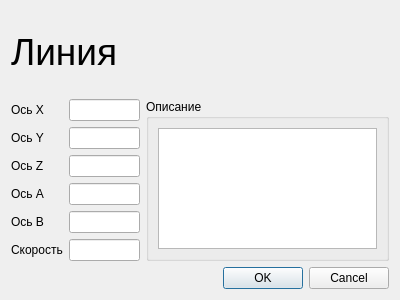
Above: KAMEditor/gui/commands/linedialog.ui from Xtail96/SML before the change. Below: the same form after it.
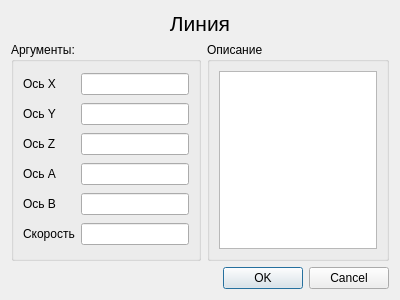
That is the form after the change.

What changed in the file:
```diff
--- a/KAMEditor/gui/commands/linedialog.ui
+++ b/KAMEditor/gui/commands/linedialog.ui
@@ -14,11 +14,33 @@
    <string>Линия</string>
   </property>
   <layout class="QGridLayout" name="gridLayout">
+   <item row="1" column="1" rowspan="2">
+    <widget class="QGroupBox" name="line_groupBox_description">
+     <property name="sizePolicy">
+      <sizepolicy hsizetype="Preferred" vsizetype="Preferred">
+       <horstretch>5</horstretch>
+       <verstretch>0</verstretch>
+      </sizepolicy>
+     </property>
+     <property name="title">
+      <string>Описание</string>
+     </property>
+     <layout class="QGridLayout" name="gridLayout_2">
+      <item row="0" column="0">
+       <widget class="QTextEdit" name="line_textEdit_description">
+        <property name="readOnly">
+         <bool>true</bool>
+        </property>
+       </widget>
+      </item>
+     </layout>
+    </widget>
+   </item>
    <item row="0" column="0" colspan="2">
     <widget class="QLabel" name="line_title_label">
      <property name="font">
       <font>
-       <pointsize>28</pointsize>
+       <pointsize>16</pointsize>
       </font>
      </property>
      <property name="text">
@@ -27,90 +49,92 @@
      <property name="textFormat">
       <enum>Qt::AutoText</enum>
      </property>
+     <property name="alignment">
+      <set>Qt::AlignCenter</set>
+     </property>
     </widget>
    </item>
-   <item row="1" column="0">
+   <item row="3" column="0" colspan="2">
+    <widget class="QDialogButtonBox" name="buttonBox">
+     <property name="orientation">
+      <enum>Qt::Horizontal</enum>
+     </property>
+     <property name="standardButtons">
+      <set>QDialogButtonBox::Cancel|QDialogButtonBox::Ok</set>
+     </property>
+    </widget>
+   </item>
+   <item row="1" column="0" rowspan="2">
+    <widget class="QGroupBox" name="line_arguments_groupBox">
+     <property name="sizePolicy">
+      <sizepolicy hsizetype="Preferred" vsizetype="Preferred">
+       <horstretch>0</horstretch>
+       <verstretch>0</verstretch>
+      </sizepolicy>
+     </property>
+     <property name="title">
+      <string>Аргументы:</string>
+     </property>
+     <layout class="QGridLayout" name="gridLayout_3">
+      <item row="0" column="0">
     <widget class="QLabel" name="line_label_axis_x">
      <property name="text">
       <string>Ось X</string>
      </property>
     </widget>
    </item>
-   <item row="1" column="1">
+      <item row="0" column="1">
     <widget class="QLineEdit" name="line_lineEdit_axis_x"/>
    </item>
-   <item row="2" column="0">
+      <item row="1" column="0">
     <widget class="QLabel" name="line_label_axis_y">
      <property name="text">
       <string>Ось Y</string>
      </property>
     </widget>
    </item>
-   <item row="2" column="1">
+      <item row="1" column="1">
     <widget class="QLineEdit" name="line_lineEdit_axis_y"/>
    </item>
-   <item row="3" column="0">
+      <item row="2" column="0">
     <widget class="QLabel" name="line_label_axis_z">
      <property name="text">
       <string>Ось Z</string>
      </property>
     </widget>
    </item>
-   <item row="3" column="1">
+      <item row="2" column="1">
     <widget class="QLineEdit" name="line_lineEdit_axis_z"/>
    </item>
-   <item row="4" column="0">
+      <item row="3" column="0">
     <widget class="QLabel" name="line_label_axis_a">
      <property name="text">
       <string>Ось A</string>
      </property>
     </widget>
    </item>
-   <item row="4" column="1">
+      <item row="3" column="1">
     <widget class="QLineEdit" name="line_lineEdit_axis_a"/>
    </item>
-   <item row="5" column="0">
+      <item row="4" column="0">
     <widget class="QLabel" name="line_label_axis_b">
      <property name="text">
       <string>Ось B</string>
      </property>
     </widget>
    </item>
-   <item row="5" column="1">
+      <item row="4" column="1">
     <widget class="QLineEdit" name="line_lineEdit_axis_b"/>
    </item>
-   <item row="6" column="0">
+      <item row="5" column="0">
     <widget class="QLabel" name="line_label_velocity">
      <property name="text">
       <string>Скорость</string>
      </property>
     </widget>
    </item>
-   <item row="6" column="1">
+      <item row="5" column="1">
     <widget class="QLineEdit" name="line_lineEdit_velocity"/>
-   </item>
-   <item row="7" column="0" colspan="3">
-    <widget class="QDialogButtonBox" name="buttonBox">
-     <property name="orientation">
-      <enum>Qt::Horizontal</enum>
-     </property>
-     <property name="standardButtons">
-      <set>QDialogButtonBox::Cancel|QDialogButtonBox::Ok</set>
-     </property>
-    </widget>
-   </item>
-   <item row="1" column="2" rowspan="6">
-    <widget class="QGroupBox" name="line_groupBox_description">
-     <property name="title">
-      <string>Описание</string>
-     </property>
-     <layout class="QGridLayout" name="gridLayout_2">
-      <item row="0" column="0">
-       <widget class="QTextEdit" name="line_textEdit_description">
-        <property name="readOnly">
-         <bool>true</bool>
-        </property>
-       </widget>
       </item>
      </layout>
     </widget>
```
Lines whose indentation alone changed are shown as unchanged.
